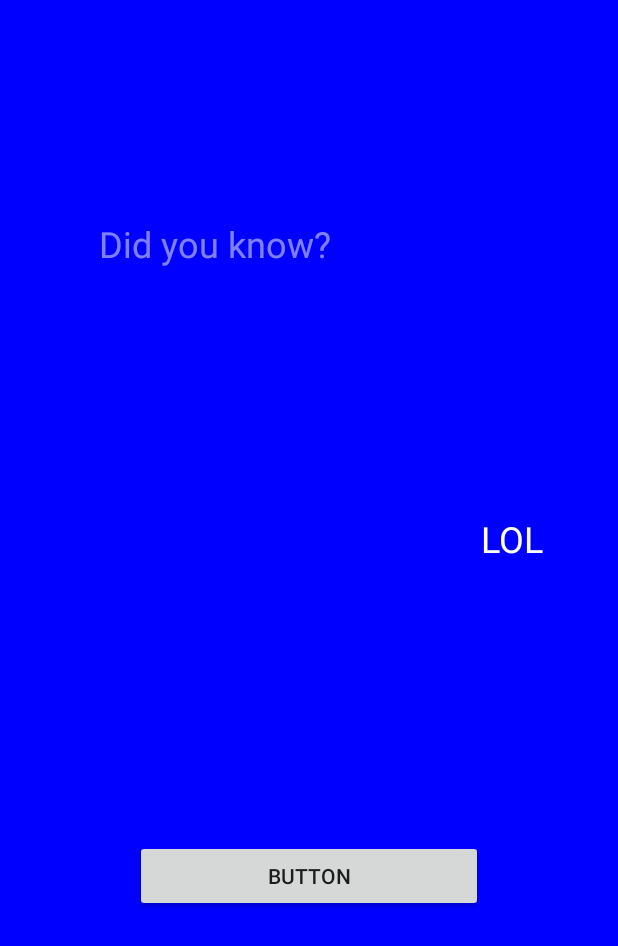
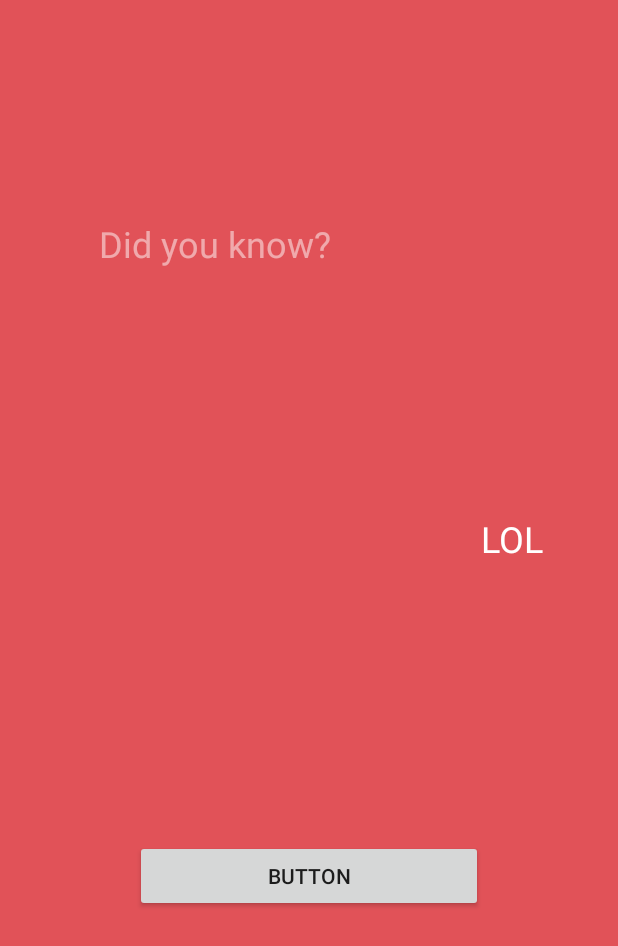
Before and after one commit to DidierMatos/Mensajes-Aleatorios, an Android app: the screen it shows after launch (MainActivity), after a tap on "BUTTON", on a phone screen of 412 x 824 dp. Shown: the top 946 px of the screen. Run offline under Robolectric (Android 15) with nearby library versions, the phone set to English and light mode, and no system bars.

Commit message:
Se creó una clase de colores que cambiara el background al presionar el boton y se configuró en el MainActivity

```diff
--- /dev/null
+++ b/app/src/main/java/com/nohochdevelopers/galletuna/ColorWheel.java
@@ -0,0 +1,35 @@
+package com.nohochdevelopers.galletuna;
+
+import android.graphics.Color;
+
+import java.util.Random;
+
+public class ColorWheel {
+
+    private final String[] colores = {
+            "#39add1", // light blue
+            "#3079ab", // dark blue
+            "#c25975", // mauve
+            "#e15258", // red
+            "#f9845b", // orange
+            "#838cc7", // lavender
+            "#7d669e", // purple
+            "#53bbb4", // aqua
+            "#51b46d", // green
+            "#e0ab18", // mustard
+            "#637a91", // dark gray
+            "#f092b0", // pink
+            "#b7c0c7"  // light gray
+    };
+
+    int getColor(){
+
+        Random randomGenerator = new Random();
+
+        int randomNumber = randomGenerator.nextInt(colores.length);
+        int color = Color.parseColor(colores[randomNumber]);
+        return color;
+
+    }
+
+}
--- a/app/src/main/java/com/nohochdevelopers/galletuna/MainActivity.java
+++ b/app/src/main/java/com/nohochdevelopers/galletuna/MainActivity.java
@@ -15,6 +15,7 @@ public class MainActivity extends AppCompatActivity {
     private Button btnCambio;
     private TextView txtViewFrase;
     private FactBook factBook = new FactBook();
+    private ColorWheel colorWheel = new ColorWheel();
 
     private ConstraintLayout constraintLayout;
 
@@ -32,9 +33,11 @@ public class MainActivity extends AppCompatActivity {
             public void onClick(View v) {
 
                 String aleatorio = factBook.getFact();
+                int color = colorWheel.getColor();
 
                 txtViewFrase.setText(aleatorio);
-                constraintLayout.setBackgroundColor(Color.BLUE);
+                constraintLayout.setBackgroundColor(color);
+
 
             }
         });
```
